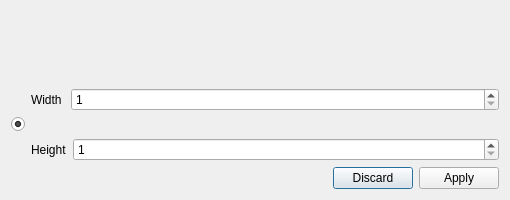
Before: the Qt Designer form resources/ImageSizeDialog.ui in hitsz-ldjam/PixelMix, drawn with Qt 5.
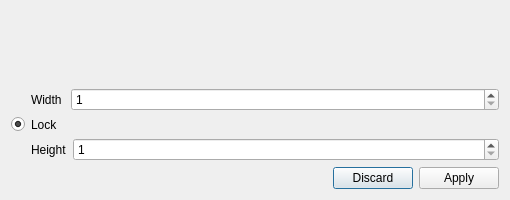
After: the same form once the commit is applied.

```diff
--- a/resources/ImageSizeDialog.ui
+++ b/resources/ImageSizeDialog.ui
@@ -144,6 +144,13 @@
      </property>
     </spacer>
    </item>
+   <item row="3" column="1">
+    <widget class="QLabel" name="label_3">
+     <property name="text">
+      <string>Lock</string>
+     </property>
+    </widget>
+   </item>
   </layout>
  </widget>
  <resources/>
```
Left out of the diff: 8 changed lines with no effect on the pictures.
